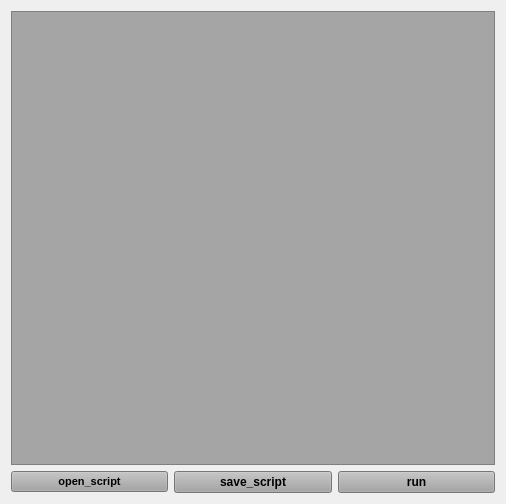
Before: the Qt Designer form widget.ui in werasaimon/realphysics4d, drawn with Qt 5.
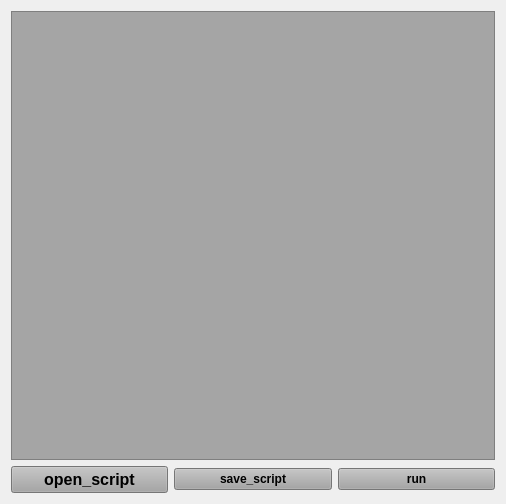
After: the same form once the commit is applied.

Patch:
```diff
--- a/widget.ui
+++ b/widget.ui
@@ -36,7 +36,7 @@
       <widget class="QPushButton" name="pushButton_2">
        <property name="font">
         <font>
-         <pointsize>8</pointsize>
+         <pointsize>12</pointsize>
          <weight>75</weight>
          <italic>false</italic>
          <bold>true</bold>
```
